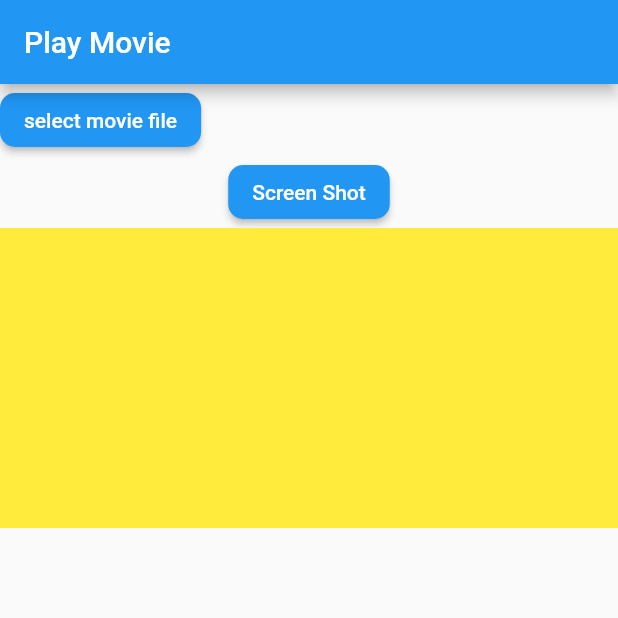
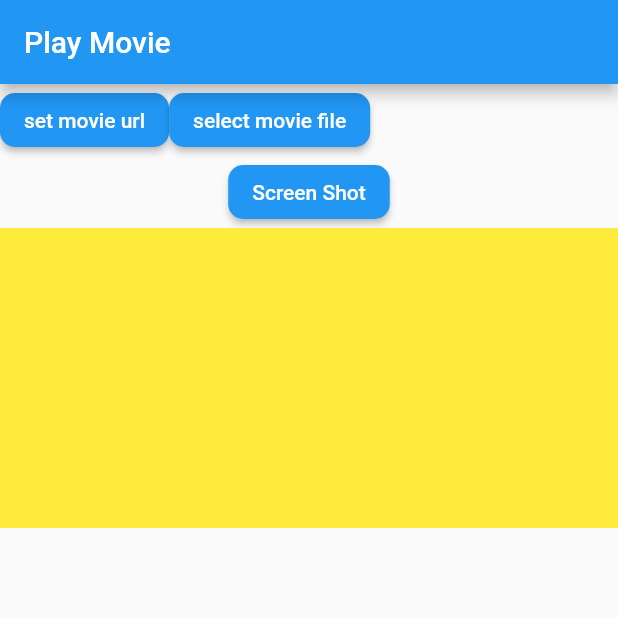
Before and after one commit to takusamar/FlutterHelloWorld, a Flutter app: the screen it shows after launch, on a phone screen of 412 x 824 dp, the top half of it. Run offline on Flutter 3.47's test engine with Material 2 defaults, Android fonts, the phone set to English and light mode, and no system bars; our stand-ins replace file_picker, video_player.

```diff
--- a/helloworld2/lib/main.dart
+++ b/helloworld2/lib/main.dart
@@ -21,7 +21,9 @@ class MyApp extends StatelessWidget {
         // is not restarted.
         primarySwatch: Colors.blue,
       ),
-      home: const PlayMoviePage(),
+      home: const PlayMoviePage(
+        'https://archive.org/download/SampleVideo1280x7205mb/SampleVideo_1280x720_5mb.mp4'
+      ),
     );
   }
 }
--- a/helloworld2/lib/pages/play_movie_page.dart
+++ b/helloworld2/lib/pages/play_movie_page.dart
@@ -8,8 +8,8 @@ import 'package:flutter/rendering.dart';
 import 'package:video_player/video_player.dart';
 
 class PlayMoviePage extends StatefulWidget {
-  const PlayMoviePage():super();
-  final String movieUrl = 'https://archive.org/download/SampleVideo1280x7205mb/SampleVideo_1280x720_5mb.mp4';
+  const PlayMoviePage(this.movieUrl):super();
+  final String movieUrl;
 
   @override
   _PlayMoviePageState createState() => _PlayMoviePageState();
@@ -37,7 +37,7 @@ class _PlayMoviePageState extends State<PlayMoviePage> {
     final byteData =
         await image.toByteData(format: ui.ImageByteFormat.png);
     final pngBytes = byteData.buffer.asUint8List();
-    print('pngBytes: ${pngBytes}');
+    print('pngBytes: $pngBytes');
     final image2 = Image.memory(pngBytes);
     print(image2.toString());
     return image2;
@@ -48,9 +48,23 @@ class _PlayMoviePageState extends State<PlayMoviePage> {
     _timer = Timer(const Duration(seconds: 1), _refresh);
   }
 
-  void setMovieFile() {
-    //_controller = VideoPlayerController.file(_movieFile)
+  void setMovieUrl() {
     _controller = VideoPlayerController.network(widget.movieUrl)
+      ..initialize().then((_){
+        setState(() {});
+      });
+    super.initState();
+  }
+
+  Future<void> setMovieFile() async {
+    final moviePath = await FilePicker.getFilePath(
+        type: FileType.ANY);
+    print(moviePath);
+    setState(() {
+      _movieFile = File(moviePath);
+    });
+
+    _controller = VideoPlayerController.file(_movieFile)
       ..initialize().then((_){
       setState(() {});
     });
@@ -76,6 +90,15 @@ class _PlayMoviePageState extends State<PlayMoviePage> {
             Row(
               children: <Widget>[
                 RaisedButton(
+                  child: const Text('set movie url'),
+                  color: Colors.blue,
+                  textColor: Colors.white,
+                  shape: RoundedRectangleBorder(
+                    borderRadius: BorderRadius.circular(10),
+                  ),
+                  onPressed: setMovieUrl,
+                ),
+                RaisedButton(
                   child: const Text('select movie file'),
                   color: Colors.blue,
                   textColor: Colors.white,
@@ -83,13 +106,7 @@ class _PlayMoviePageState extends State<PlayMoviePage> {
                     borderRadius: BorderRadius.circular(10),
                   ),
                   onPressed: () async {
-//                    final moviePath = await FilePicker.getFilePath(
-//                      type: FileType.ANY);
-//                    print(moviePath);
-//                    setState(() {
-//                      _movieFile = File(moviePath);
-//                    });
-                    setMovieFile();
+                    await setMovieFile();
                   },
                 ),
                 Text(_movieFile == null ? '' : _movieFile.path.split('/').last),
@@ -106,7 +123,9 @@ class _PlayMoviePageState extends State<PlayMoviePage> {
                           BuildContext context,
                           AsyncSnapshot<Duration> snapshot) {
                         if (snapshot.hasData) {
-                          return Text(snapshot.data.toString().split('.').first);
+                          return Text(
+                              snapshot.data.toString().split('.').first,
+                          );
                         }
                         else {
                           return const SizedBox();
```
Also changed, not shown: helloworld2/pubspec.lock, 1 other file.
